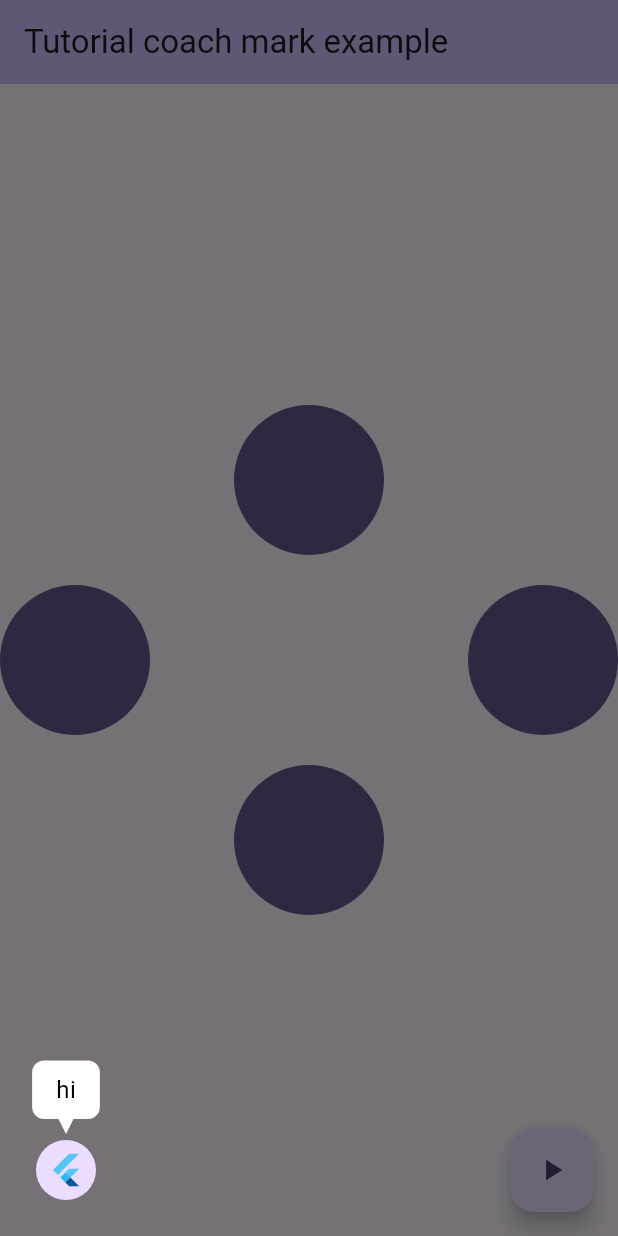
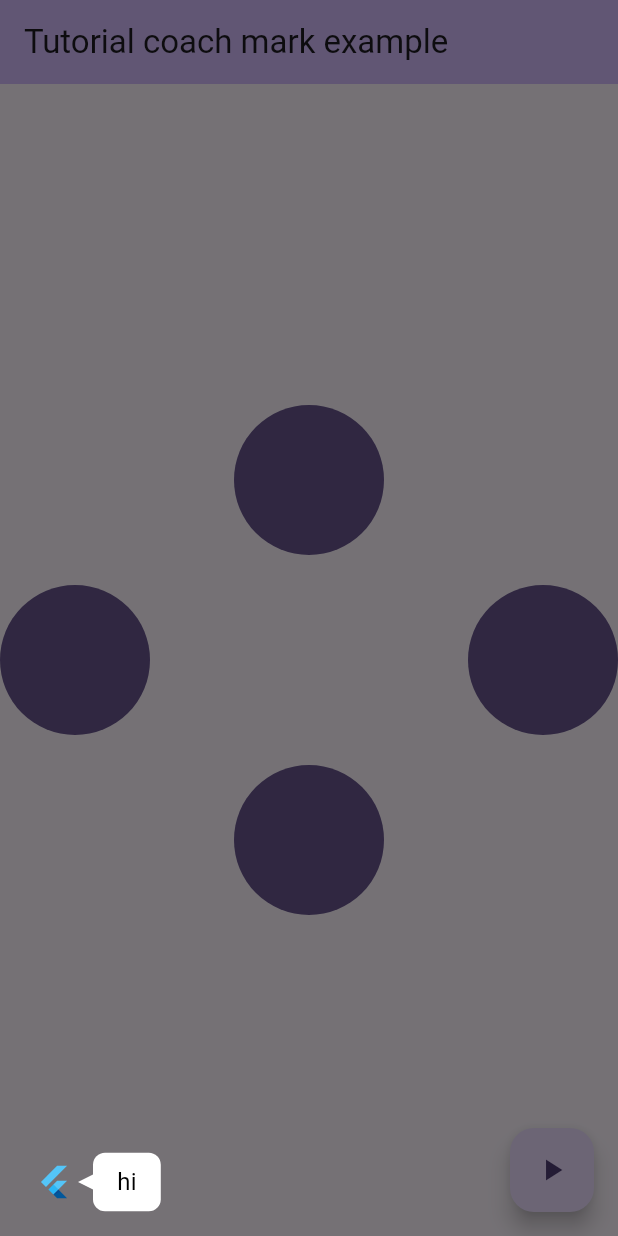
Before and after one commit to hongmono/flutter_tutorial, a Flutter app: the screen it shows after launch, after a tap on the "play arrow" icon, on a phone screen of 412 x 824 dp. Run offline on Flutter 3.47's test engine with Material 3 defaults, Android fonts, the phone set to English and light mode, and no system bars.

Commit message:
메시지마다 설정 할 수 있도록 수정

```diff
--- a/example/lib/main.dart
+++ b/example/lib/main.dart
@@ -79,10 +79,12 @@ class _HomePageState extends State<HomePage> {
       ),
       floatingActionButton: FloatingActionButton(
         onPressed: () {
-          Tutorial.of(context).start(
+          Tutorial.of(context)
+            ..tooltipConfig = TooltipConfig(axis: Axis.horizontal)
+            ..start(
               [
                 [const TutorialMessage(child: CircleAvatar(child: FlutterLogo()), message: 'hi')],
-              [TutorialItemMessage(targetKey: firstKey, message: 'This is a first item')],
+                [TutorialItemMessage(targetKey: firstKey, message: 'This is a first item', tooltipConfig: TooltipConfig(axis: Axis.vertical))],
                 [TutorialItemMessage(targetKey: secondKey, message: 'This is a second item')],
                 [
                   TutorialItemMessage(
--- a/lib/src/messages/tutorial_item_message.dart
+++ b/lib/src/messages/tutorial_item_message.dart
@@ -7,6 +7,7 @@ class TutorialItemMessage extends Message {
   const TutorialItemMessage({
     required this.targetKey,
     this.tutorialItemMessageConfig,
+    super.tooltipConfig,
     super.message,
   });
 
--- a/lib/src/messages/tutorial_message.dart
+++ b/lib/src/messages/tutorial_message.dart
@@ -1,4 +1,3 @@
-import 'package:flutter/material.dart';
 import 'package:tutorial/src/tutorial.dart';
 
 import 'message.dart';
@@ -6,10 +5,9 @@ import 'message.dart';
 class TutorialMessage extends Message {
   const TutorialMessage({
     super.message,
-    required this.child,
+    super.tooltipConfig,
     this.tutorialMessageConfig,
   });
 
-  final Widget child;
   final TutorialMessageConfig? tutorialMessageConfig;
 }
--- a/lib/src/tutorial.dart
+++ b/lib/src/tutorial.dart
@@ -21,7 +21,7 @@ class Tutorial {
         builder: (context) {
           return TutorialView(
             messages: messages,
-            messageConfig: messageConfig ?? TutorialMessageConfig(),
+            messageConfig: messageConfig ?? TutorialMessageConfig(child: const FlutterLogo()),
             itemMessageConfig: itemMessageConfig ?? TutorialItemMessageConfig(),
             tooltipConfig: tooltipConfig ?? TooltipConfig(),
           );
@@ -33,12 +33,14 @@ class Tutorial {
 
 class TutorialMessageConfig {
   TutorialMessageConfig({
+    required this.child,
     this.top,
     this.bottom = 24,
     this.left = 24,
     this.right,
   });
 
+  final Widget child;
   final double? top;
   final double? bottom;
   final double? left;
--- a/lib/src/tutorial_view.dart
+++ b/lib/src/tutorial_view.dart
@@ -81,7 +81,7 @@ class _TutorialViewState extends State<TutorialView> {
     double? right;
 
     if (message is TutorialMessage) {
-      child = message.child;
+      child = message.tutorialMessageConfig?.child ?? widget.messageConfig.child;
       top = message.tutorialMessageConfig?.top ?? widget.messageConfig.top;
       bottom = message.tutorialMessageConfig?.bottom ?? widget.messageConfig.bottom;
       left = message.tutorialMessageConfig?.left ?? widget.messageConfig.left;
```
Lines whose indentation alone changed are shown as unchanged.
